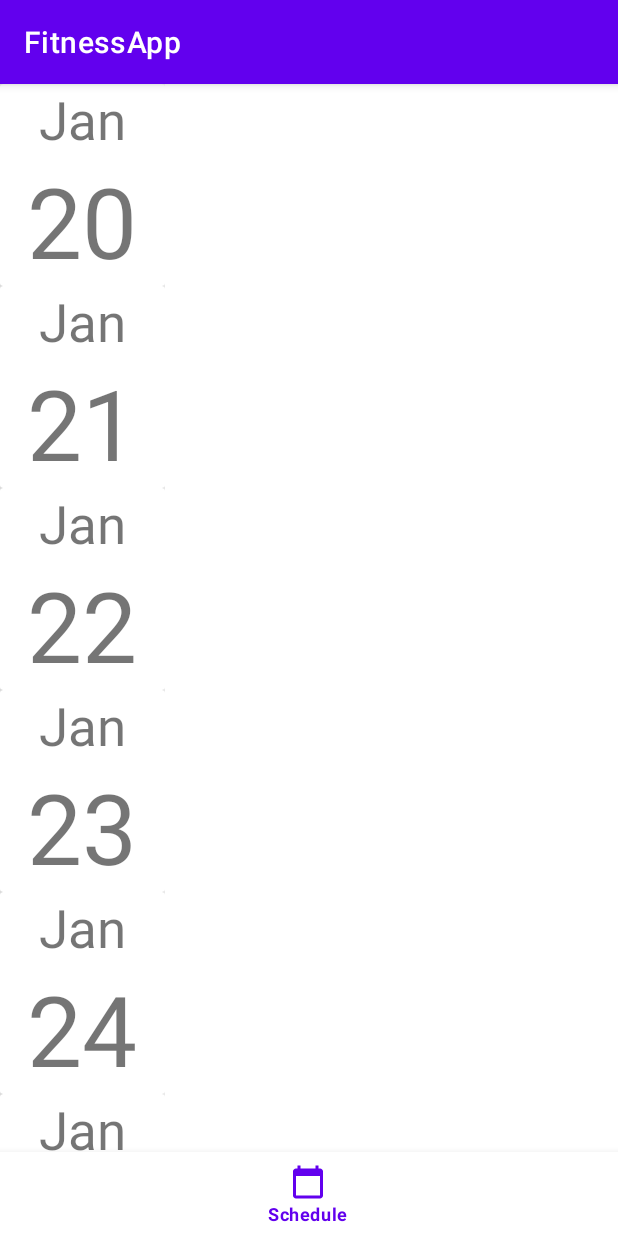
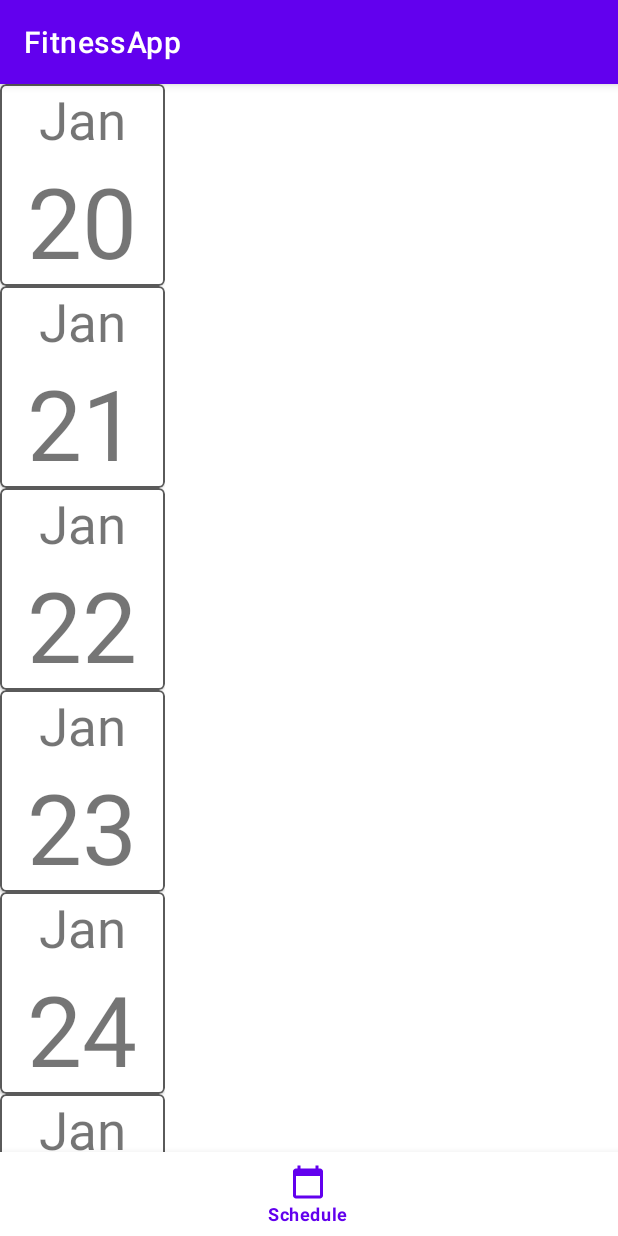
Before and after one commit to shumslav/FitnessAppForTrainers, an Android app: the screen it shows after launch (MainActivity), on a phone screen of 412 x 824 dp. Run offline under Robolectric (Android 15) with nearby library versions, the phone set to English and light mode, and no system bars; our stand-ins replace data binding, navigation-ui.

Commit message:
New schedule_day_card.xml

```diff
--- a/app/build.gradle
+++ b/app/build.gradle
@@ -38,7 +38,7 @@ dependencies {
 
     implementation 'androidx.core:core-ktx:1.7.0'
     implementation 'androidx.appcompat:appcompat:1.3.0'
-    implementation 'com.google.android.material:material:1.4.0'
+    implementation 'com.google.android.material:material:1.5.0'
     implementation 'androidx.constraintlayout:constraintlayout:2.0.4'
     implementation 'androidx.navigation:navigation-fragment-ktx:2.3.5'
     implementation 'androidx.navigation:navigation-ui-ktx:2.3.5'
--- a/app/src/main/res/layout/schedule_day_card.xml
+++ b/app/src/main/res/layout/schedule_day_card.xml
@@ -6,9 +6,11 @@
 
     </data>
 
-    <androidx.cardview.widget.CardView
+    <com.google.android.material.card.MaterialCardView
         android:layout_width="110dp"
-        android:layout_height="wrap_content">
+        android:layout_height="wrap_content"
+        app:strokeColor="#5A5A5A"
+        app:strokeWidth="1dp">
 
         <RelativeLayout
             android:layout_width="wrap_content"
@@ -34,5 +36,5 @@
 
         </RelativeLayout>
 
-    </androidx.cardview.widget.CardView>
+    </com.google.android.material.card.MaterialCardView>
 </layout>
```
